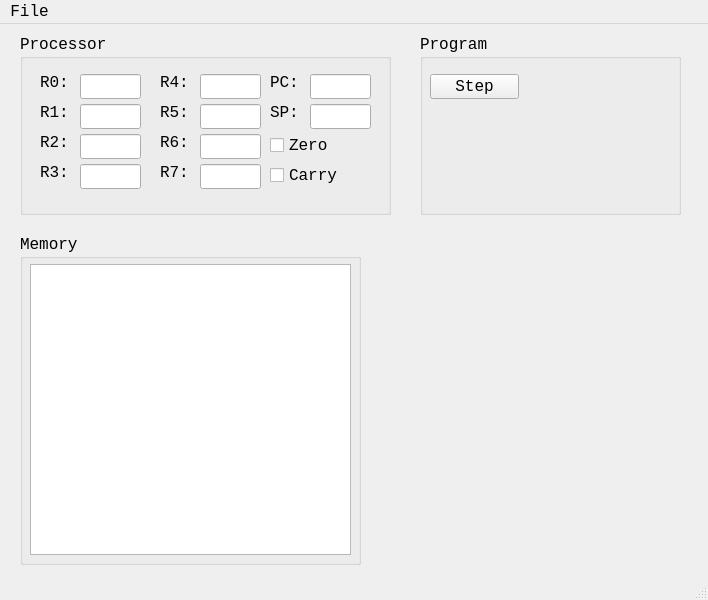
g0mb4/tvm, file src/MainWindow.ui: the form before one commit.
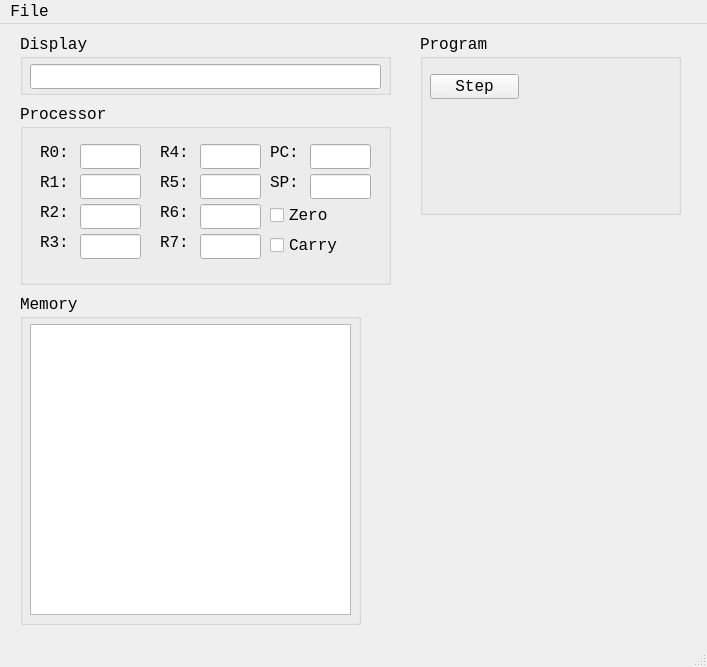
The form after the commit.

```diff
--- a/src/MainWindow.ui
+++ b/src/MainWindow.ui
@@ -6,8 +6,8 @@
    <rect>
     <x>0</x>
     <y>0</y>
-    <width>708</width>
-    <height>600</height>
+    <width>707</width>
+    <height>667</height>
    </rect>
   </property>
   <property name="font">
@@ -24,7 +24,7 @@
     <property name="geometry">
      <rect>
       <x>20</x>
-      <y>210</y>
+      <y>270</y>
       <width>341</width>
       <height>331</height>
      </rect>
@@ -50,7 +50,7 @@
     <property name="geometry">
      <rect>
       <x>20</x>
-      <y>10</y>
+      <y>80</y>
       <width>371</width>
       <height>181</height>
      </rect>
@@ -377,13 +377,39 @@
      </property>
     </widget>
    </widget>
+   <widget class="QGroupBox" name="groupBox_4">
+    <property name="geometry">
+     <rect>
+      <x>20</x>
+      <y>10</y>
+      <width>371</width>
+      <height>61</height>
+     </rect>
+    </property>
+    <property name="title">
+     <string>Display</string>
+    </property>
+    <widget class="QLineEdit" name="txb_display">
+     <property name="geometry">
+      <rect>
+       <x>10</x>
+       <y>30</y>
+       <width>351</width>
+       <height>25</height>
+      </rect>
+     </property>
+     <property name="readOnly">
+      <bool>true</bool>
+     </property>
+    </widget>
+   </widget>
   </widget>
   <widget class="QMenuBar" name="menubar">
    <property name="geometry">
     <rect>
      <x>0</x>
      <y>0</y>
-     <width>708</width>
+     <width>707</width>
      <height>24</height>
     </rect>
    </property>
```
